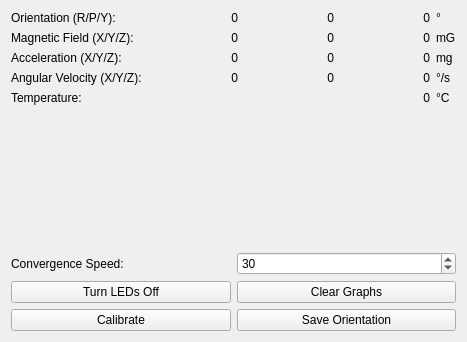
Before: the Qt Designer form src/brickv/plugin_system/plugins/imu/ui/imu.ui in Tinkerforge/brickv, drawn with Qt 5.
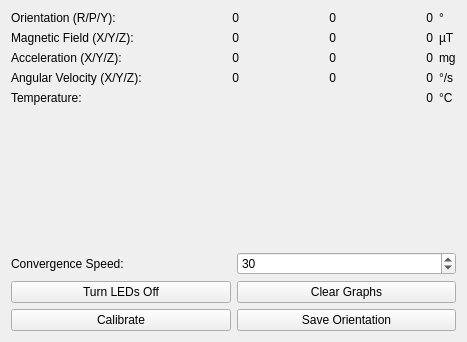
After: the same form once the commit is applied.

Commit message: Prefer Tesla over Gauss

Diff of the .ui file:
```diff
--- a/src/brickv/plugin_system/plugins/imu/ui/imu.ui
+++ b/src/brickv/plugin_system/plugins/imu/ui/imu.ui
@@ -227,7 +227,7 @@
            <item row="1" column="4">
             <widget class="QLabel" name="label_3">
              <property name="text">
-              <string>mG</string>
+              <string>µT</string>
              </property>
              <property name="alignment">
               <set>Qt::AlignLeading|Qt::AlignLeft|Qt::AlignVCenter</set>
```
The commit also changes 2 other files.
